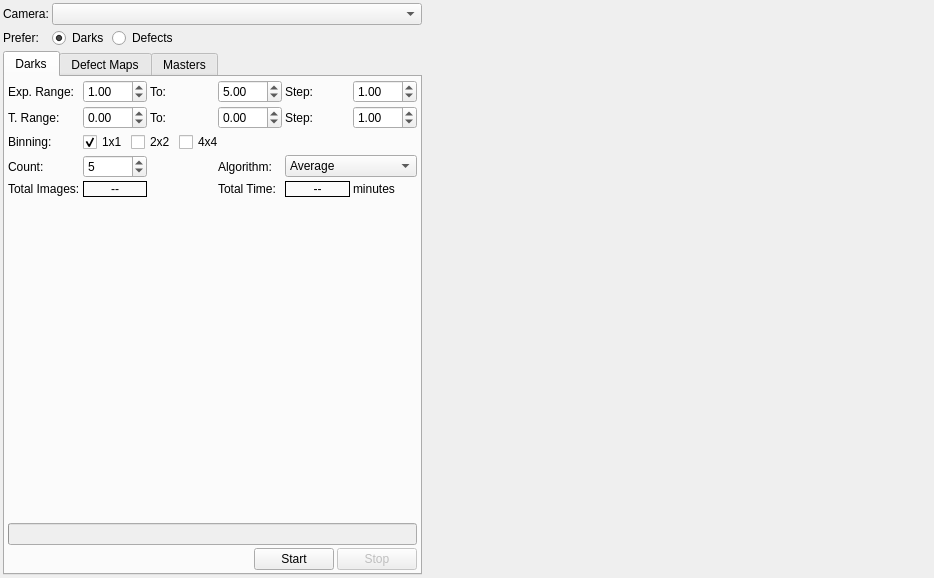
First picture: the form in kstars/ekos/auxiliary/darklibrary.ui, repository KDE/kstars, before the edit.
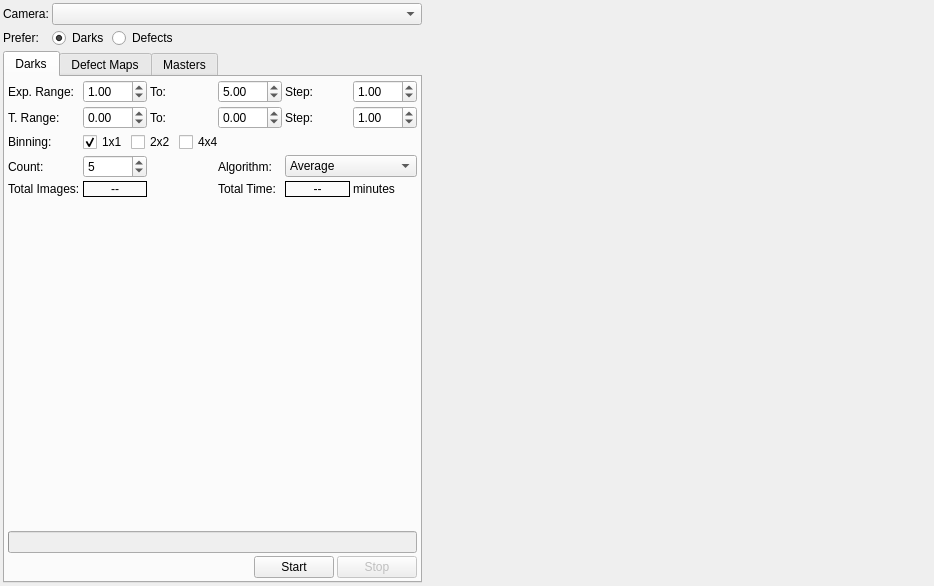
Second picture: the form after the edit. Icons and pictures are not drawn. Custom widgets are drawn as their Qt base class.

Commit message: Fix upper limit for exposure in dark library

```diff
--- a/kstars/ekos/auxiliary/darklibrary.ui
+++ b/kstars/ekos/auxiliary/darklibrary.ui
@@ -7,7 +7,7 @@
     <x>0</x>
     <y>0</y>
     <width>934</width>
-    <height>578</height>
+    <height>586</height>
    </rect>
   </property>
   <property name="windowTitle">
```
Left out of the diff: 6 changed lines with no effect on the pictures.
